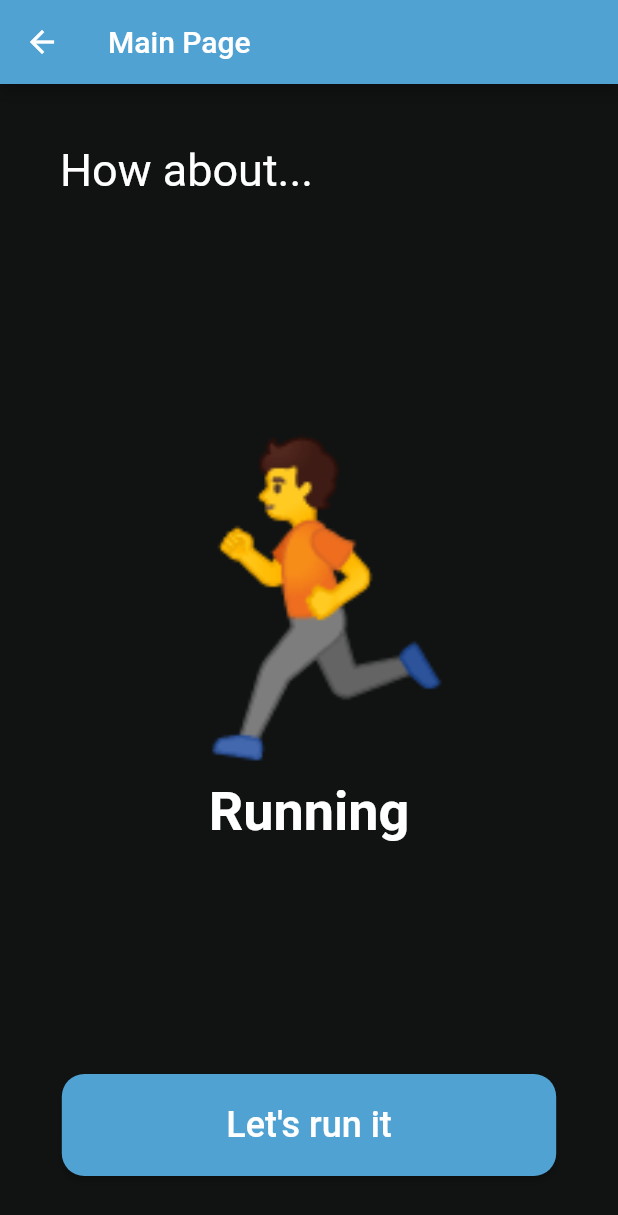
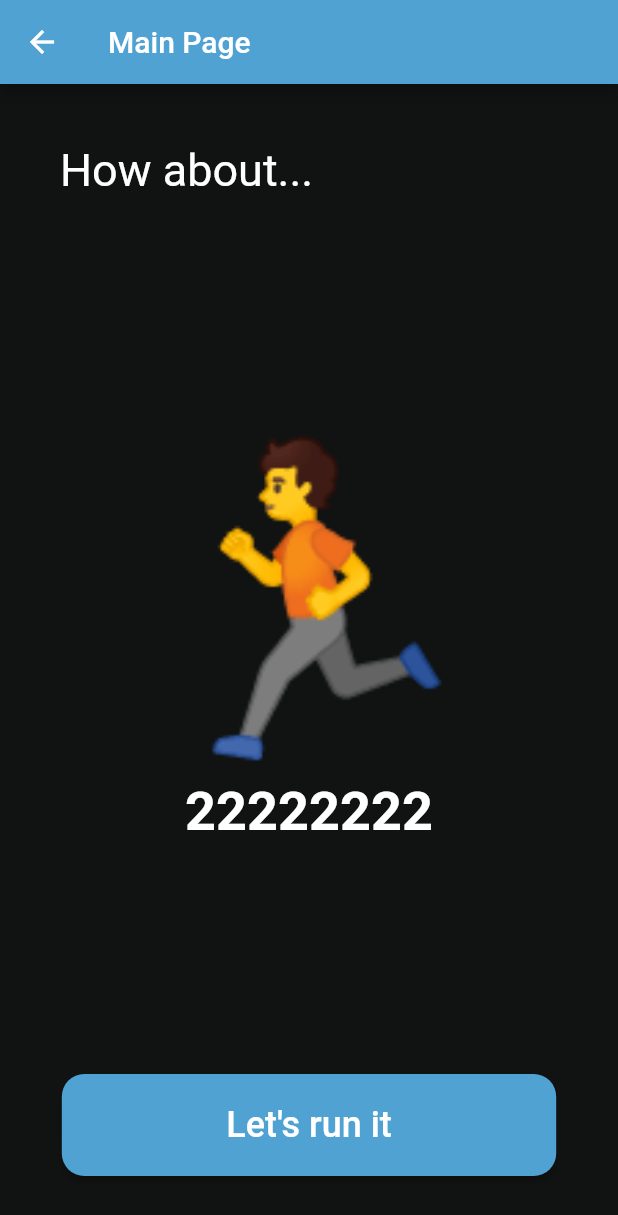
Before and after one commit to jacehalvorson/name_tbd, a Flutter app: the MainPage screen opened by its route, after a tap on "Let's run it", on a phone screen of 412 x 824 dp. Shown: the top 1215 px of the screen. Run offline on Flutter 3.47's test engine with Material 2 defaults, Android fonts, the phone set to English and light mode, and no system bars; generated files the repository leaves out were written again.

Commit message:
Extract acceptance button ("Let's run it") to a widget that takes in a callback as a parameter (acceptance.dart)

```diff
--- /dev/null
+++ b/lib/src/sample_feature/acceptance.dart
@@ -0,0 +1,48 @@
+import 'package:flutter/material.dart';
+import 'package:refresh/src/theme.dart';
+
+class AcceptanceButton extends StatelessWidget {
+  const AcceptanceButton({super.key, required this.onPressed});
+
+  final VoidCallback onPressed;
+
+  @override
+  Widget build(BuildContext context) {
+    // Get the current color scheme
+    Brightness brightness = Theme.of(context).brightness;
+    Color primaryColor = ThemeColor.getColor(ColorType.primary, brightness);
+
+    return Padding(
+      // 40.0 from the bottom of the screen
+      padding: const EdgeInsets.only(bottom: 40.0),
+      child: FractionallySizedBox(
+        // 80% of screen width
+        widthFactor: 0.8,
+
+        child: ElevatedButton(
+          // Button action which is passed in as parameter
+          onPressed: onPressed,
+
+          // Button style
+          style: ButtonStyle(
+            padding: MaterialStateProperty.all(
+              const EdgeInsets.symmetric(vertical: 20.0),
+            ),
+            backgroundColor: MaterialStateProperty.all(primaryColor),
+            shape: MaterialStateProperty.all(
+              RoundedRectangleBorder(
+                borderRadius: BorderRadius.circular(15.0),
+              ),
+            ),
+          ),
+
+          // Button text
+          child: const Text(
+            "Let's run it",
+            style: TextStyle(fontSize: 24),
+          ),
+        ),
+      ),
+    );
+  }
+}
--- a/lib/src/sample_feature/refresh.dart
+++ b/lib/src/sample_feature/refresh.dart
@@ -1,5 +1,6 @@
 import 'dart:math';
 import 'package:flutter/material.dart';
+import 'package:refresh/src/sample_feature/acceptance.dart';
 import 'package:refresh/src/theme.dart';
 import 'package:refresh/src/sample_feature/activity.dart';
 
@@ -15,8 +16,33 @@ class MainPage extends StatefulWidget {
 /// Displays detailed information about a SampleItem.
 class _MainPageState extends State<MainPage> {
   // Default value so this variable is not null when the widget first builds.
-  Color _iconColor = const Color(0xFFFFFFFF);
-  bool _buttonPressed = false;
+  String activityTitle = 'Running';
+
+  void AcceptanceCallback() {
+    // Randomly generate a string [a-z][A-Z][0-9] with a length of 8
+    String randomString = List.generate(8, (index) {
+      // Randomly generate a number between 0 and 61
+      int random = Random().nextInt(62);
+
+      // If the number is less than 10, return a number
+      if (random < 10) {
+        return String.fromCharCode(random + 48);
+      }
+
+      // If the number is less than 36, return an uppercase letter
+      if (random < 36) {
+        return String.fromCharCode(random + 55);
+      }
+
+      // If the number is less than 62, return a lowercase letter
+      return String.fromCharCode(random + 61);
+    }).join();
+
+    // Set the icon color to the randomly generated color
+    setState(() {
+      activityTitle = randomString;
+    });
+  }
 
   @override
   Widget build(BuildContext context) {
@@ -26,12 +52,6 @@ class _MainPageState extends State<MainPage> {
         ThemeColor.getColor(ColorType.background, brightness);
     Color primaryColor = ThemeColor.getColor(ColorType.primary, brightness);
     Color textColor = ThemeColor.getColor(ColorType.text, brightness);
-
-    // Initially, set the icon color to the text color
-    // Once the button is pressed, don't override the random color
-    if (!_buttonPressed) {
-      _iconColor = textColor;
-    }
 
     return Scaffold(
       appBar: AppBar(
@@ -63,50 +83,13 @@ class _MainPageState extends State<MainPage> {
             ActivityWidget(
               activity: ActivityType(
                 id: 1,
-                title: 'Running',
+                title: activityTitle,
                 icon: '🏃',
               ),
             ),
 
             // 'Let's run it' button at the bottom
-            Padding(
-              // 40.0 from the bottom of the screen
-              padding: const EdgeInsets.only(bottom: 40.0),
-              child: FractionallySizedBox(
-                // 80% of screen width
-                widthFactor: 0.8,
-
-                child: ElevatedButton(
-                  // Button action
-                  onPressed: () {
-                    // TODO add button functionality
-                    setState(() {
-                      _iconColor = Color(Random().nextInt(0xFFFFFFFF));
-                      _buttonPressed = true;
-                    });
-                  },
-
-                  // Button style
-                  style: ButtonStyle(
-                    padding: MaterialStateProperty.all(
-                      const EdgeInsets.symmetric(vertical: 20.0),
-                    ),
-                    backgroundColor: MaterialStateProperty.all(primaryColor),
-                    shape: MaterialStateProperty.all(
-                      RoundedRectangleBorder(
-                        borderRadius: BorderRadius.circular(15.0),
-                      ),
-                    ),
-                  ),
-
-                  // Button text
-                  child: const Text(
-                    "Let's run it",
-                    style: TextStyle(fontSize: 24),
-                  ),
-                ),
-              ),
-            ),
+            AcceptanceButton(onPressed: AcceptanceCallback)
           ],
         ),
       ),
```
